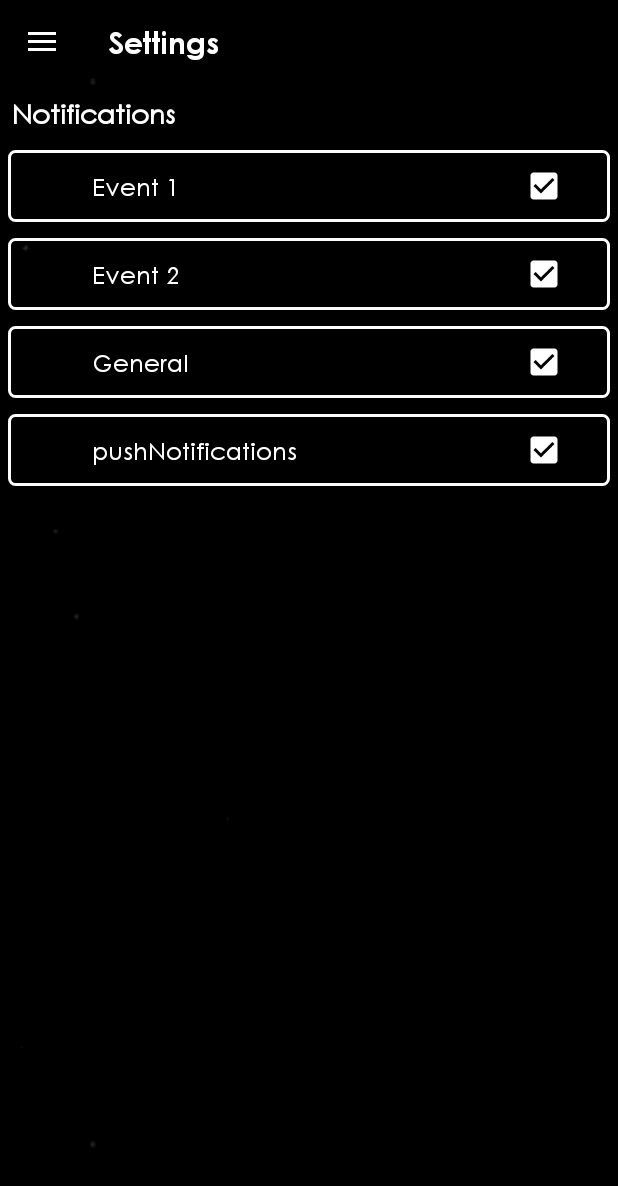
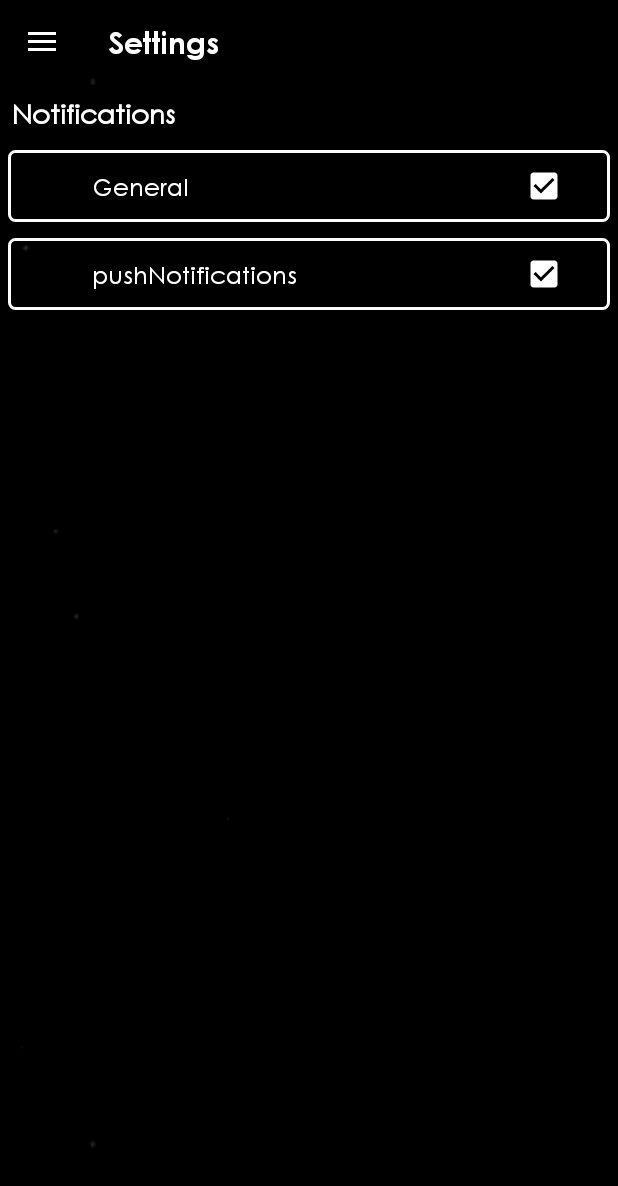
Before and after one commit to Ashwik/Fest-Manager-App, an Android app: the screen it shows after launch (MainActivity), after a tap on "Settings", on a phone screen of 412 x 824 dp. Shown: the top 1186 px of the screen. Run offline under Robolectric (Android 15) with nearby library versions, the phone set to English and light mode, and no system bars; libraries missing offline, so code that uses them is left out: com.azoft.carousellayoutmanager, io.realm, io.realm.internal; 3 statements that could not run were skipped; 1 other tap on this screen came first.

Commit message:
Updates version code

```diff
--- a/app/build.gradle
+++ b/app/build.gradle
@@ -7,8 +7,8 @@ android {
         applicationId "com.dota.festmanager"
         minSdkVersion 21
         targetSdkVersion 28
-        versionCode 4
-        versionName "1.3"
+        versionCode 5
+        versionName "1.4"
         testInstrumentationRunner "android.support.test.runner.AndroidJUnitRunner"
     }
     buildTypes {
--- a/app/src/main/java/com/dota/festmanager/fragment/SettingsFragment.java
+++ b/app/src/main/java/com/dota/festmanager/fragment/SettingsFragment.java
@@ -38,8 +38,8 @@ public class SettingsFragment extends android.support.v4.app.Fragment {
             Toolbar toolbar = getActivity().findViewById(R.id.toolbar);
             toolbar.setTitle("Settings");
 
-            String event_list[] = {"Event 1", "Event 2", "General", "pushNotifications"};
-            String topics[] = {"event1", "event2", "general", "pushNotifications"};
+            String event_list[] = { "General", "pushNotifications"};
+            String topics[] = {"general", "pushNotifications"};
 
             recyclerView=getView().findViewById(R.id.notifMenu);
             tv=getView().findViewById(R.id.showNotifMenu);
```
